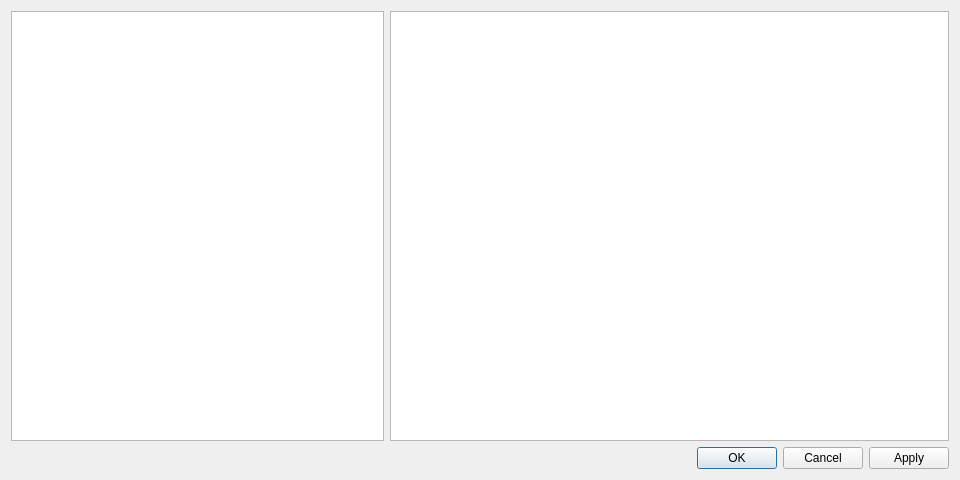
The window that dsvedit/text_editor.ui (LagoLunatic/DSVEdit) describes before a commit, drawn with Qt 5.
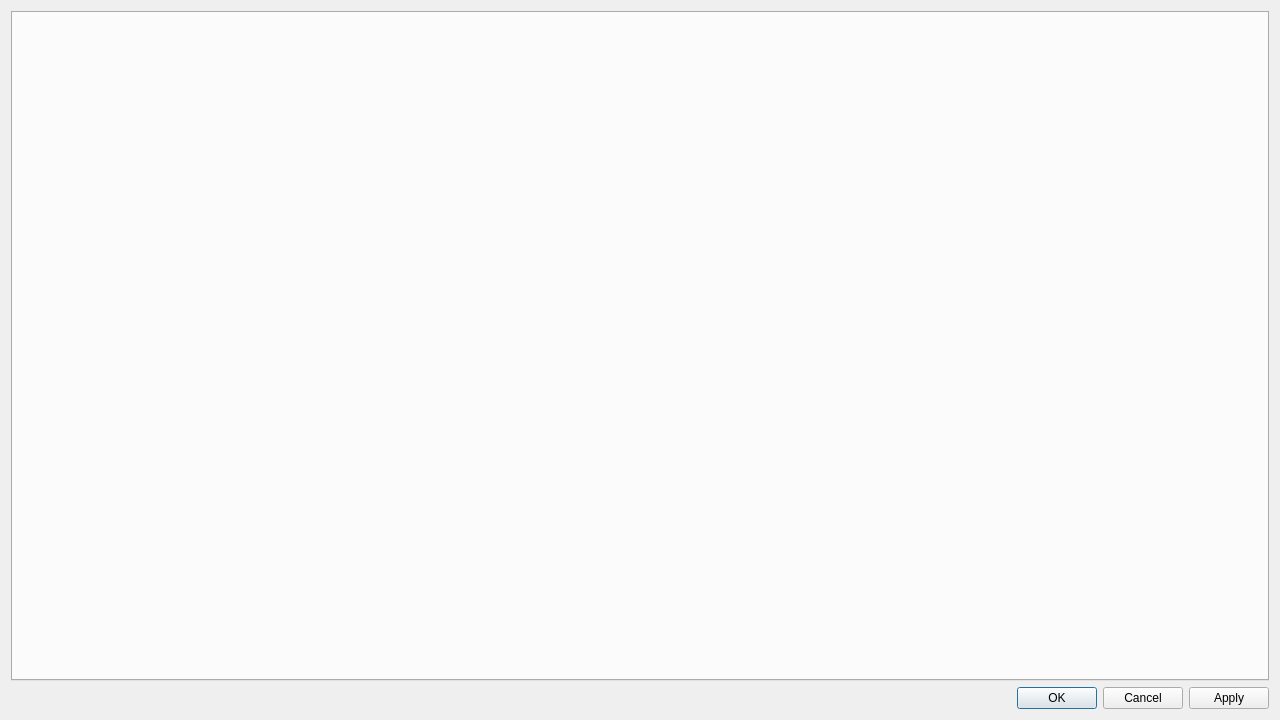
The same window after the commit.

Commit message: Text editor: Split text into multiple tabs

Patch:
```diff
--- a/dsvedit/text_editor.ui
+++ b/dsvedit/text_editor.ui
@@ -6,8 +6,8 @@
    <rect>
     <x>0</x>
     <y>0</y>
-    <width>960</width>
-    <height>480</height>
+    <width>1280</width>
+    <height>720</height>
    </rect>
   </property>
   <property name="windowTitle">
@@ -15,14 +15,11 @@
   </property>
   <layout class="QVBoxLayout" name="verticalLayout">
    <item>
-    <layout class="QHBoxLayout" name="horizontalLayout_2" stretch="2,3">
-     <item>
-      <widget class="QListWidget" name="text_list"/>
-     </item>
-     <item>
-      <widget class="QTextEdit" name="textEdit"/>
-     </item>
-    </layout>
+    <widget class="QTabWidget" name="tabWidget">
+     <property name="currentIndex">
+      <number>-1</number>
+     </property>
+    </widget>
    </item>
    <item>
     <widget class="QDialogButtonBox" name="buttonBox">
```
The commit also changes 7 other files.
